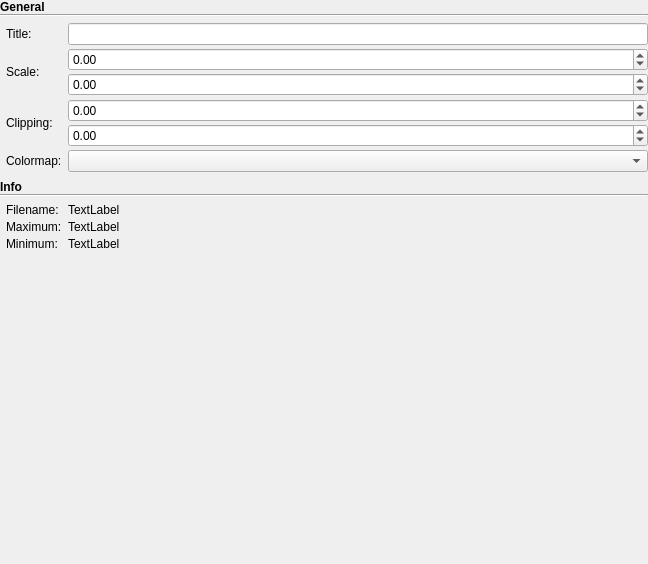
First picture: the form in mdt/data/qt_designs/maps_visualizer/MapSpecificOptions.ui, repository robbert-harms/MDT, before the edit.
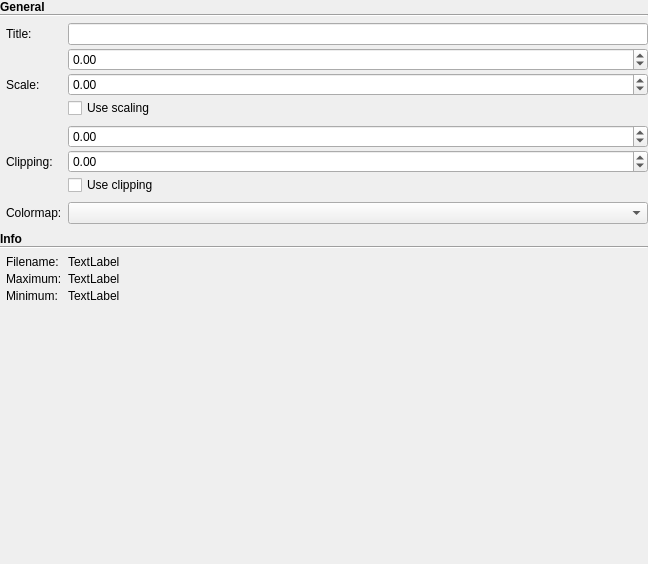
Second picture: the form after the edit. Custom widgets are drawn as their Qt base class.

Diff of the .ui file:
```diff
--- a/mdt/data/qt_designs/maps_visualizer/MapSpecificOptions.ui
+++ b/mdt/data/qt_designs/maps_visualizer/MapSpecificOptions.ui
@@ -135,6 +135,9 @@
            <property name="spacing">
             <number>2</number>
            </property>
+           <property name="bottomMargin">
+            <number>4</number>
+           </property>
            <item>
             <widget class="QDoubleSpinBox" name="data_scale_max">
              <property name="minimum">
@@ -154,7 +157,14 @@
               <double>-999999.989999999990687</double>
              </property>
              <property name="maximum">
-              <double>999999.989999999990687</double>
+              <double>9999999999.989999771118164</double>
+             </property>
+            </widget>
+           </item>
+           <item>
+            <widget class="QCheckBox" name="data_set_use_scale">
+             <property name="text">
+              <string>Use scaling</string>
              </property>
             </widget>
            </item>
@@ -185,23 +195,33 @@
            <property name="spacing">
             <number>2</number>
            </property>
+           <property name="bottomMargin">
+            <number>4</number>
+           </property>
            <item>
             <widget class="QDoubleSpinBox" name="data_clipping_max">
              <property name="minimum">
-              <double>-999999.989999999990687</double>
+              <double>-9999999999.989999771118164</double>
              </property>
              <property name="maximum">
-              <double>999999.989999999990687</double>
+              <double>9999999999.989999771118164</double>
              </property>
             </widget>
            </item>
            <item>
             <widget class="QDoubleSpinBox" name="data_clipping_min">
              <property name="minimum">
-              <double>-999999.989999999990687</double>
+              <double>-9999999999.989999771118164</double>
              </property>
              <property name="maximum">
-              <double>999999.989999999990687</double>
+              <double>9999999999.989999771118164</double>
+             </property>
+            </widget>
+           </item>
+           <item>
+            <widget class="QCheckBox" name="data_set_use_clipping">
+             <property name="text">
+              <string>Use clipping</string>
              </property>
             </widget>
            </item>
@@ -355,6 +375,11 @@
    <header>..widgets</header>
    <container>1</container>
   </customwidget>
+  <customwidget>
+   <class>ScientificDoubleSpinBox</class>
+   <extends>QDoubleSpinBox</extends>
+   <header>..widgets</header>
+  </customwidget>
  </customwidgets>
  <tabstops>
   <tabstop>map_title</tabstop>
```
Left out of the diff: 56 changed lines with no effect on the pictures.
